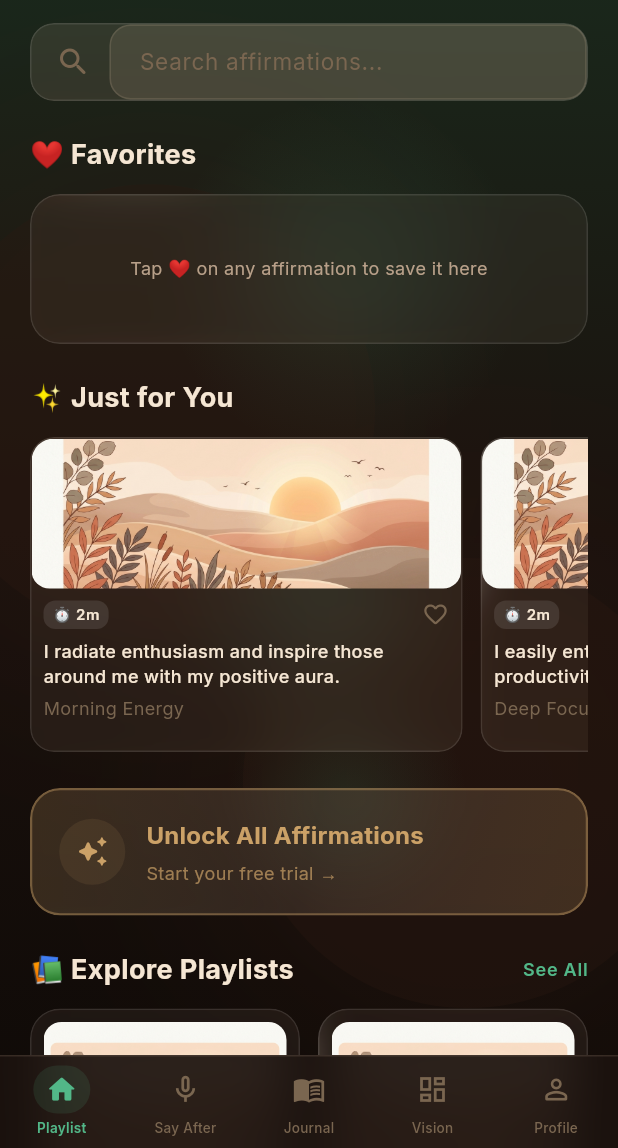
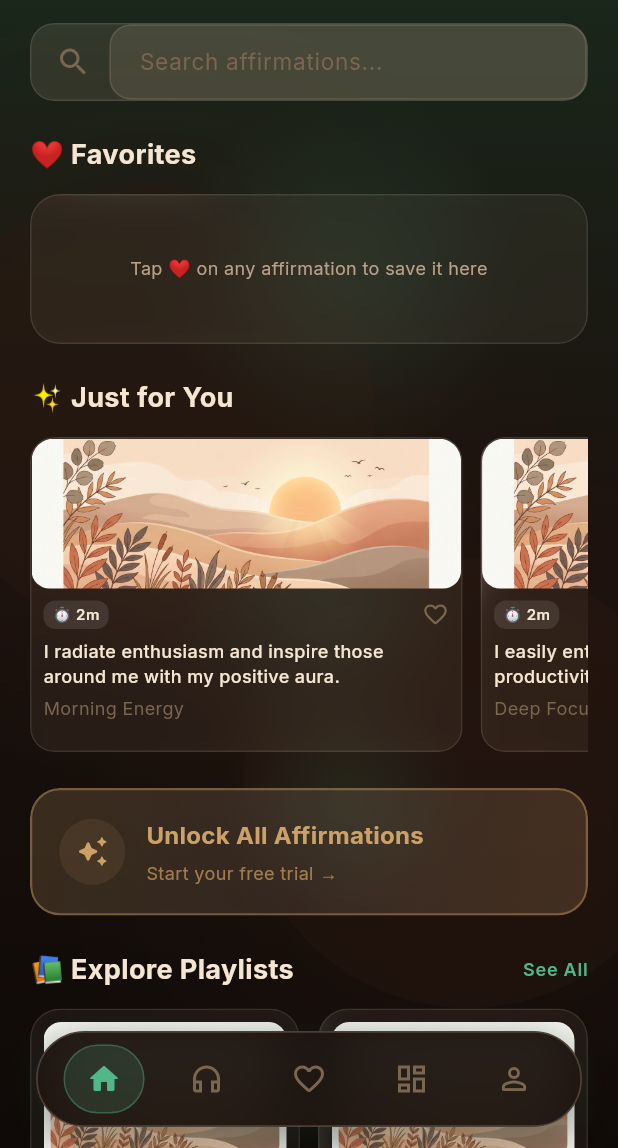
Before and after one commit to SadidSD/Avan-App, a Flutter app: the MainNavigationScreen screen opened directly, on a phone screen of 412 x 824 dp, the part 88-1236 px from its top. Run offline on Flutter 3.47's test engine with Material 3 defaults, Android fonts, the phone set to English and light mode, and no system bars; our stand-ins replace audioplayers, flutter_tts, google_fonts, shared_preferences, speech_to_text; missing offline and left inert: record; accounts and stored records are empty.

Commit message:
feat: rounded floating pill bottom navigation bar with icons only (no text)

```diff
--- a/lib/screens/main_navigation_screen.dart
+++ b/lib/screens/main_navigation_screen.dart
@@ -29,6 +29,8 @@ class MainNavigationScreen extends StatelessWidget {
     final int currentIndex =
         appProvider.currentNavIndex > 4 ? 0 : appProvider.currentNavIndex;
 
+    final bottomPadding = MediaQuery.of(context).padding.bottom;
+
     return Scaffold(
       extendBody: true,
       backgroundColor: AppColors.background,
@@ -38,17 +40,17 @@ class MainNavigationScreen extends StatelessWidget {
             index: currentIndex,
             children: _tabs,
           ),
-          const Positioned(
+          Positioned(
             left: 0,
             right: 0,
-            bottom: 80,
-            child: AudioPlayerBar(),
+            bottom: 85 + bottomPadding,
+            child: const AudioPlayerBar(),
           ),
           Positioned(
             left: 0,
             right: 0,
             bottom: 0,
-            child: _buildCustomNavBar(context, currentIndex, appProvider),
+            child: _buildCustomNavBar(context, currentIndex, appProvider, bottomPadding),
           ),
         ],
       ),
@@ -56,95 +58,114 @@ class MainNavigationScreen extends StatelessWidget {
   }
 
   Widget _buildCustomNavBar(
-      BuildContext context, int currentIndex, AppProvider appProvider) {
+      BuildContext context, int currentIndex, AppProvider appProvider, double bottomPadding) {
     final isGrowth = appProvider.isGrowthMode;
-    return ClipRRect(
-      child: BackdropFilter(
-        filter: ImageFilter.blur(sigmaX: 16.0, sigmaY: 16.0),
+    final accent = AppColors.accentForMode(isGrowth);
+
+    return SafeArea(
+      top: false,
+      child: Padding(
+        padding: const EdgeInsets.fromLTRB(24, 0, 24, 14),
         child: Container(
-          padding: EdgeInsets.only(
-            bottom: MediaQuery.of(context).padding.bottom,
+          decoration: BoxDecoration(
+            borderRadius: BorderRadius.circular(40),
+            boxShadow: [
+              const BoxShadow(
+                color: Color(0x66000000),
+                blurRadius: 28,
+                spreadRadius: 2,
+                offset: Offset(0, 10),
+              ),
+              BoxShadow(
+                color: accent.withOpacity(0.12),
+                blurRadius: 20,
+                spreadRadius: -2,
+                offset: const Offset(0, 4),
+              ),
+            ],
           ),
-          decoration: BoxDecoration(
-            color: const Color(0xEB1A110D),
-            border: const Border(
-              top: BorderSide(
-                color: AppColors.border,
-                width: 1,
-              ),
-            ),
-          ),
-          child: Column(
-            mainAxisSize: MainAxisSize.min,
-            children: [
-              Padding(
-                padding: const EdgeInsets.symmetric(vertical: 6.0),
+          child: ClipRRect(
+            borderRadius: BorderRadius.circular(40),
+            child: BackdropFilter(
+              filter: ImageFilter.blur(sigmaX: 20.0, sigmaY: 20.0),
+              child: Container(
+                height: 64,
+                padding: const EdgeInsets.symmetric(horizontal: 10),
+                decoration: BoxDecoration(
+                  color: const Color(0xE61A110D),
+                  borderRadius: BorderRadius.circular(40),
+                  border: Border.all(
+                    color: AppColors.borderBright,
+                    width: 1.2,
+                  ),
+                ),
                 child: Row(
+                  mainAxisAlignment: MainAxisAlignment.spaceEvenly,
                   children: [
                     _buildNavItem(
-                        context,
-                        0,
-                        currentIndex,
-                        appProvider,
-                        Icons.home_outlined,
-                        Icons.home_rounded,
-                        'Playlist',
-                        isGrowth),
+                      context: context,
+                      index: 0,
+                      currentIndex: currentIndex,
+                      appProvider: appProvider,
+                      icon: Icons.home_outlined,
+                      activeIcon: Icons.home_rounded,
+                      isGrowth: isGrowth,
+                    ),
                     _buildNavItem(
-                        context,
-                        1,
-                        currentIndex,
-                        appProvider,
-                        Icons.mic_none_outlined,
-                        Icons.mic_rounded,
-                        'Say After',
-                        isGrowth),
+                      context: context,
+                      index: 1,
+                      currentIndex: currentIndex,
+                      appProvider: appProvider,
+                      icon: Icons.headphones_outlined,
+                      activeIcon: Icons.headphones_rounded,
+                      isGrowth: isGrowth,
+                    ),
                     _buildNavItem(
-                        context,
-                        2,
-                        currentIndex,
-                        appProvider,
-                        Icons.menu_book_outlined,
-                        Icons.menu_book_rounded,
-                        'Journal',
-                        isGrowth),
+                      context: context,
+                      index: 2,
+                      currentIndex: currentIndex,
+                      appProvider: appProvider,
+                      icon: Icons.favorite_border_rounded,
+                      activeIcon: Icons.favorite_rounded,
+                      isGrowth: isGrowth,
+                    ),
                     _buildNavItem(
-                        context,
-                        3,
-                        currentIndex,
-                        appProvider,
-                        Icons.dashboard_outlined,
-                        Icons.dashboard_rounded,
-                        'Vision',
-                        isGrowth),
+                      context: context,
+                      index: 3,
+                      currentIndex: currentIndex,
+                      appProvider: appProvider,
+                      icon: Icons.dashboard_outlined,
+                      activeIcon: Icons.dashboard_rounded,
+                      isGrowth: isGrowth,
+                    ),
                     _buildNavItem(
-                        context,
-                        4,
-                        currentIndex,
-                        appProvider,
-                        Icons.person_outline_rounded,
-                        Icons.person_rounded,
-                        'Profile',
-                        isGrowth),
+                      context: context,
+                      index: 4,
+                      currentIndex: currentIndex,
+                      appProvider: appProvider,
+                      icon: Icons.person_outline_rounded,
+                      activeIcon: Icons.person_rounded,
+                      isGrowth: isGrowth,
+                    ),
                   ],
                 ),
               ),
-            ],
+            ),
           ),
         ),
       ),
     );
   }
 
-  Widget _buildNavItem(
-      BuildContext context,
-      int index,
-      int currentIndex,
-      AppProvider appProvider,
-      IconData icon,
-      IconData activeIcon,
-      String label,
-      bool isGrowth) {
+  Widget _buildNavItem({
+    required BuildContext context,
+    required int index,
+    required int currentIndex,
+    required AppProvider appProvider,
+    required IconData icon,
+    required IconData activeIcon,
+    required bool isGrowth,
+  }) {
     final bool isSelected = currentIndex == index;
     final accentColor = AppColors.accentForMode(isGrowth);
 
@@ -158,40 +179,29 @@ class MainNavigationScreen extends StatelessWidget {
           }
           appProvider.setNavIndex(index);
         },
-        child: Column(
-          mainAxisSize: MainAxisSize.min,
-          children: [
-            AnimatedContainer(
-              duration: const Duration(milliseconds: 300),
-              curve: Curves.easeOutCubic,
-              padding: const EdgeInsets.symmetric(horizontal: 8, vertical: 5),
-              decoration: BoxDecoration(
-                color: isSelected
-                    ? accentColor.withOpacity(0.12)
-                    : Colors.transparent,
-                borderRadius: BorderRadius.circular(16),
-              ),
-              child: Icon(
-                isSelected ? activeIcon : icon,
-                color: isSelected ? accentColor : AppColors.textMuted,
-                size: 22,
-              ),
+        child: Center(
+          child: AnimatedContainer(
+            duration: const Duration(milliseconds: 280),
+            curve: Curves.easeOutCubic,
+            padding: const EdgeInsets.symmetric(horizontal: 14, vertical: 10),
+            decoration: BoxDecoration(
+              color: isSelected
+                  ? accentColor.withOpacity(0.16)
+                  : Colors.transparent,
+              borderRadius: BorderRadius.circular(24),
+              border: isSelected
+                  ? Border.all(
+                      color: accentColor.withOpacity(0.35),
+                      width: 1,
+                    )
+                  : null,
             ),
-            const SizedBox(height: 3),
-            Text(
-              label,
-              maxLines: 1,
-              overflow: TextOverflow.ellipsis,
-              textAlign: TextAlign.center,
-              style: TextStyle(
-                fontFamily: 'Inter',
-                fontSize: 9,
-                fontWeight: isSelected ? FontWeight.w600 : FontWeight.w500,
-                letterSpacing: 0.2,
-                color: isSelected ? accentColor : AppColors.textMuted,
-              ),
+            child: Icon(
+              isSelected ? activeIcon : icon,
+              color: isSelected ? accentColor : AppColors.textMuted,
+              size: 24,
             ),
-          ],
+          ),
         ),
       ),
     );
```
Also changed, not shown: assets/fonts/MaterialIcons-Regular.otf, 1 other file.
